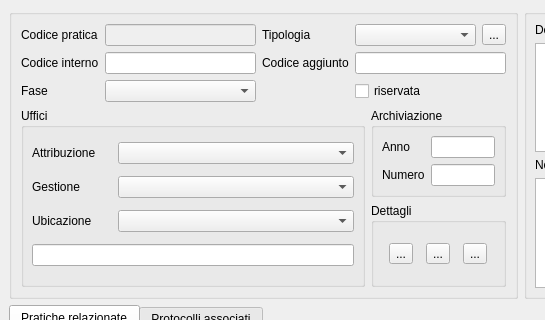
tizianolattisi/suitegda, file src/com/axiastudio/suite/pratiche/forms/pratica.ui: the form before one commit; both pictures show x 0 to 545 and y 0 to 320 of the 768 by 606 pixel window.
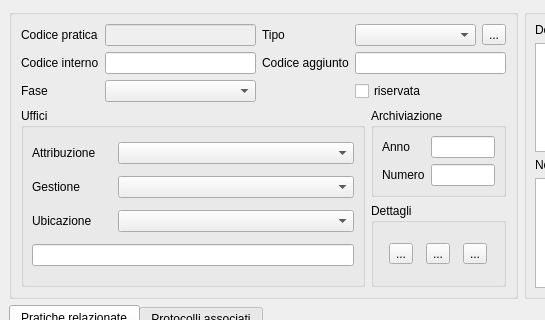
The form after the commit. Custom widgets are drawn as their Qt base class.

Commit message: Rifattorizzazione: tipologia -> tipo

Diff of the .ui file:
```diff
--- a/src/com/axiastudio/suite/pratiche/forms/pratica.ui
+++ b/src/com/axiastudio/suite/pratiche/forms/pratica.ui
@@ -61,7 +61,7 @@
          <item row="0" column="2">
           <widget class="QLabel" name="label_4">
            <property name="text">
-            <string>Tipologia</string>
+            <string>Tipo</string>
            </property>
           </widget>
          </item>
```
Left out of the diff: 6 changed lines with no effect on the pictures. The commit also changes 14 other files.
